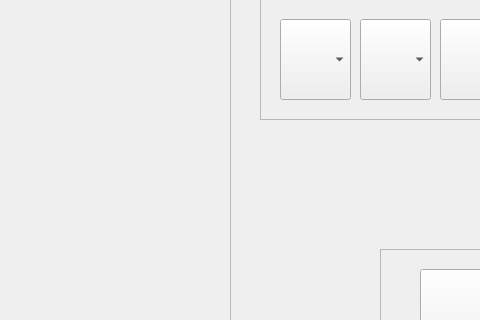
Saxel-0/PokerPartner, file BestHand.ui: the form before one commit; both pictures show x 0 to 480 and y 171 to 491 of the 1121 by 732 pixel window.
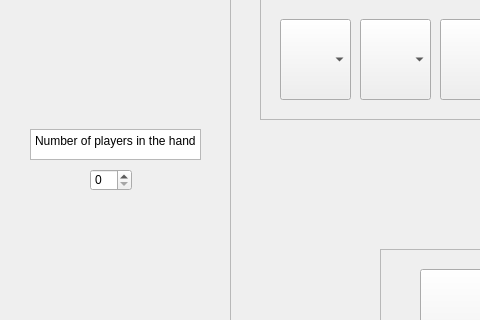
The form after the commit.

```diff
--- a/BestHand.ui
+++ b/BestHand.ui
@@ -2052,6 +2052,39 @@
 &lt;p style=&quot; margin-top:0px; margin-bottom:0px; margin-left:0px; margin-right:0px; -qt-block-indent:0; text-indent:0px;&quot;&gt;&lt;span style=&quot; font-size:26pt;&quot;&gt;Odds of having the best hand:&lt;/span&gt;&lt;/p&gt;&lt;/body&gt;&lt;/html&gt;</string>
     </property>
    </widget>
+   <widget class="QSpinBox" name="spinBox">
+    <property name="geometry">
+     <rect>
+      <x>90</x>
+      <y>340</y>
+      <width>42</width>
+      <height>22</height>
+     </rect>
+    </property>
+    <property name="layoutDirection">
+     <enum>Qt::LeftToRight</enum>
+    </property>
+    <property name="maximum">
+     <number>9</number>
+    </property>
+   </widget>
+   <widget class="QTextBrowser" name="textBrowser_2">
+    <property name="geometry">
+     <rect>
+      <x>30</x>
+      <y>300</y>
+      <width>171</width>
+      <height>31</height>
+     </rect>
+    </property>
+    <property name="html">
+     <string>&lt;!DOCTYPE HTML PUBLIC &quot;-//W3C//DTD HTML 4.0//EN&quot; &quot;http://www.w3.org/TR/REC-html40/strict.dtd&quot;&gt;
+&lt;html&gt;&lt;head&gt;&lt;meta name=&quot;qrichtext&quot; content=&quot;1&quot; /&gt;&lt;meta charset=&quot;utf-8&quot; /&gt;&lt;style type=&quot;text/css&quot;&gt;
+p, li { white-space: pre-wrap; }
+&lt;/style&gt;&lt;/head&gt;&lt;body style=&quot; font-family:'Segoe UI'; font-size:9pt; font-weight:400; font-style:normal;&quot;&gt;
+&lt;p style=&quot; margin-top:0px; margin-bottom:0px; margin-left:0px; margin-right:0px; -qt-block-indent:0; text-indent:0px;&quot;&gt;Number of players in the hand&lt;/p&gt;&lt;/body&gt;&lt;/html&gt;</string>
+    </property>
+   </widget>
   </widget>
   <widget class="QMenuBar" name="menubar">
    <property name="geometry">
```
